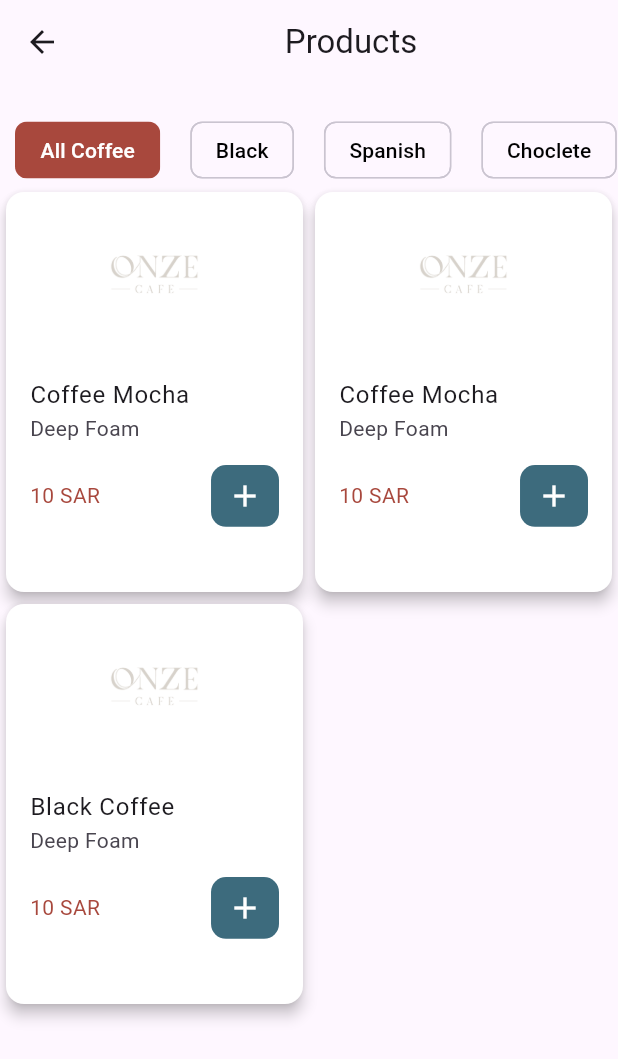
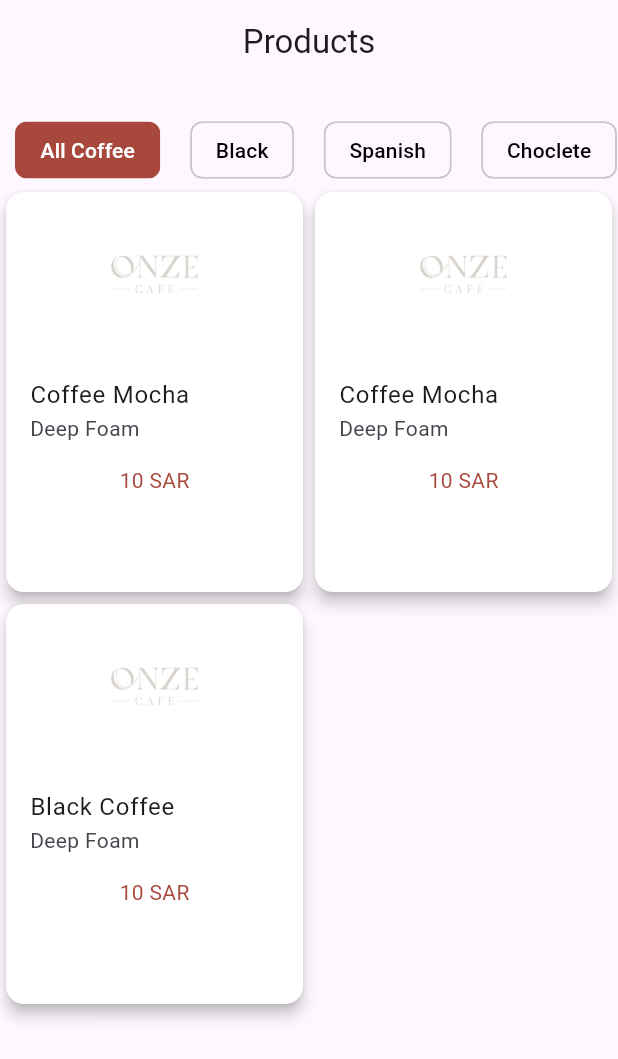
Before and after one commit to trt14/onze_coffee_app, a Flutter app: the EmpProductsScreen screen opened directly, on a phone screen of 412 x 824 dp. Shown: the top 1059 px of the screen. Run offline on Flutter 3.47's test engine with Material 3 defaults, Android fonts, the phone set to English and light mode, and no system bars; our stand-ins replace device_preview, font_awesome_flutter, readmore.

Commit message:
Desgin:Employee products screen Fix the issues

```diff
--- a/lib/main.dart
+++ b/lib/main.dart
@@ -21,6 +21,6 @@ class MainApp extends StatelessWidget {
   @override
   Widget build(BuildContext context) {
     return const MaterialApp(
-        debugShowCheckedModeBanner: false, home: EmpPromoScreen());
+        debugShowCheckedModeBanner: false, home: EmpProductsScreen());
   }
 }
--- a/lib/screen/employee/emp_products_screen.dart
+++ b/lib/screen/employee/emp_products_screen.dart
@@ -56,6 +56,7 @@ class EmpProductsScreen extends StatelessWidget {
                 onPressed: () {},
                 name: "Coffee Mocha",
                 price: "10",
+                isEmployee: true,
                 type: "Deep Foam",
               ),
               ProductView(
@@ -63,11 +64,13 @@ class EmpProductsScreen extends StatelessWidget {
                 onPressed: () {},
                 name: "Coffee Mocha",
                 price: "10",
+                isEmployee: true,
                 type: "Deep Foam",
               ),
               ProductView(
                 onTap: () {},
                 onPressed: () {},
+                isEmployee: true,
                 name: "Black Coffee",
                 price: "10",
                 type: "Deep Foam",
--- a/lib/widget/comment/product_view.dart
+++ b/lib/widget/comment/product_view.dart
@@ -3,19 +3,20 @@ import 'package:onze_coffee_app/helper/custom_colors.dart';
 import 'package:onze_coffee_app/helper/screen.dart';
 
 class ProductView extends StatelessWidget {
-  const ProductView({
-    super.key,
+  const ProductView(
+      {super.key,
       this.imageSrc = "",
       required this.name,
       required this.type,
       required this.price,
       required this.onPressed,
       this.onTap,
-  });
+      this.isEmployee = false});
   final String imageSrc;
   final String name;
   final String type;
   final String price;
+  final bool isEmployee;
   final void Function() onPressed;
   final Function()? onTap;
   @override
@@ -46,25 +47,27 @@ class ProductView extends StatelessWidget {
               Padding(
                 padding: const EdgeInsets.symmetric(horizontal: 16.0),
                 child: Row(
-                  mainAxisAlignment: MainAxisAlignment.spaceBetween,
+                  mainAxisAlignment: isEmployee == false
+                      ? MainAxisAlignment.spaceBetween
+                      : MainAxisAlignment.center,
                   children: [
                     Text(
                         style: const TextStyle(color: AppColor.secondary),
                         "$price SAR"),
-                    SizedBox(
+                    isEmployee == false
+                        ? SizedBox(
                             height: context.getHeight(value: .05),
                             width: context.getWidth(value: .11),
                             child: IconButton.filled(
                               style: ButtonStyle(
-                            shape:
-                                WidgetStateProperty.all<RoundedRectangleBorder>(
+                                  shape: WidgetStateProperty.all<
+                                      RoundedRectangleBorder>(
                                     RoundedRectangleBorder(
-                                borderRadius: BorderRadius.circular(
-                                    10), // Change the radius as needed
+                                      borderRadius: BorderRadius.circular(10),
                                     ),
                                   ),
-                            backgroundColor:
-                                WidgetStateProperty.all(AppColor.primary)),
+                                  backgroundColor: WidgetStateProperty.all(
+                                      AppColor.primary)),
                               onPressed: onPressed,
                               icon: const Icon(
                                 Icons.add,
@@ -72,6 +75,7 @@ class ProductView extends StatelessWidget {
                               ),
                             ),
                           )
+                        : SizedBox()
                   ],
                 ),
               )
```
Lines whose indentation alone changed are shown as unchanged.
